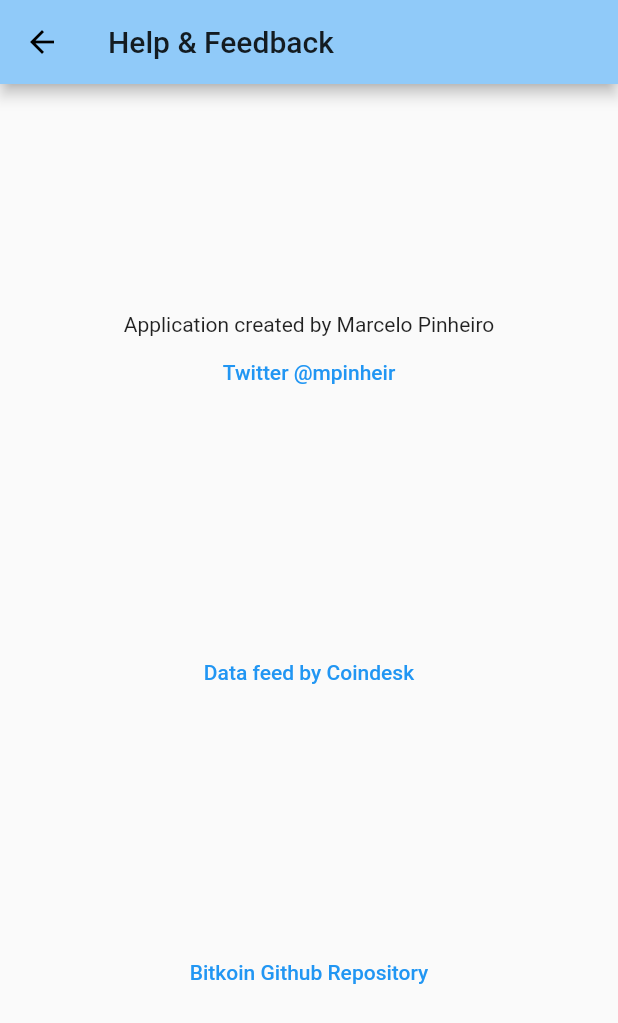
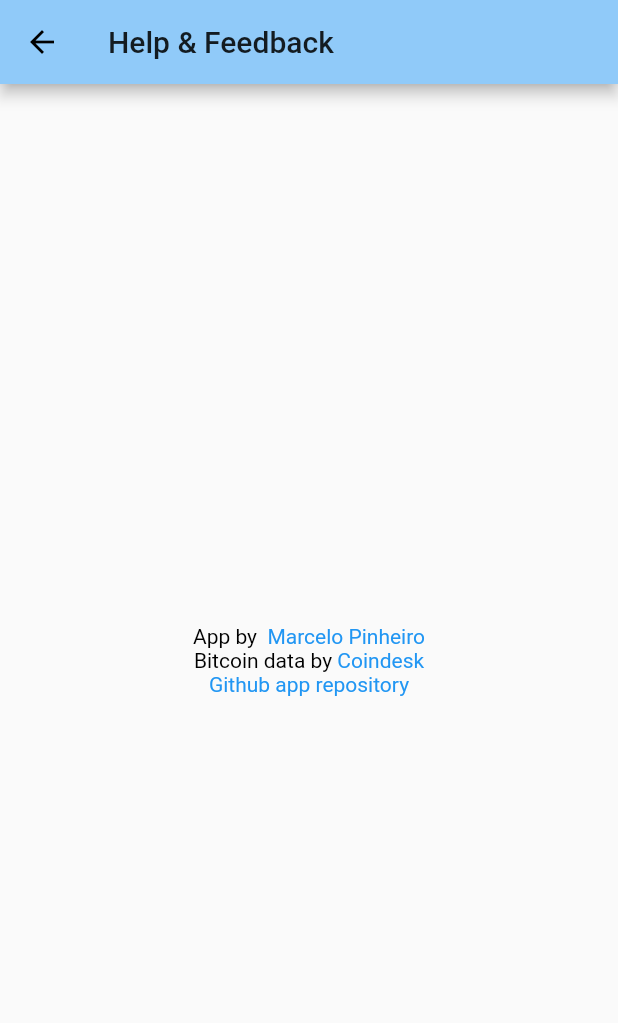
Before and after one commit to mpinheir/BitKoin, a Flutter app: the screen it shows after launch, in the side drawer, after a tap on "Help & feedback", on a phone screen of 412 x 824 dp. Shown: the top 1023 px of the screen. Run offline on Flutter 3.47's test engine with Material 2 defaults, Android fonts, the phone set to English and light mode, and no system bars; our stand-ins replace shared_preferences; network calls fail.

Commit message:
Version 2.0 released to play store.

```diff
--- a/lib/helpandfeedback.dart
+++ b/lib/helpandfeedback.dart
@@ -1,3 +1,4 @@
+import 'package:flutter/gestures.dart';
 import 'package:flutter/material.dart';
 import 'package:url_launcher/url_launcher.dart';
 
@@ -9,30 +10,42 @@ class HelpAndFeedback extends StatelessWidget{
 			appBar: AppBar(
 				title: Text('Help & Feedback'),
 			),
-			body:
-        Center(
-						child: Column(
-							mainAxisAlignment: MainAxisAlignment.spaceEvenly,
-							children:
-								[
-									Column(
+      body: new Center(
+        child: RichText(
+          textAlign: TextAlign.center,
+          text: TextSpan(
             children: [
-											Text( "Application created by Marcelo Pinheiro" ),
-                      FlatButton(
-                        onPressed: ()=> _launchURL( 'https://twitter.com/mpinheir' ),
-                        child: Text('Twitter @mpinheir', style: TextStyle(color: Colors.blue)),
+              TextSpan(
+                text: 'App by  ',
+                style: TextStyle(color: Colors.black),
+              ),
+              TextSpan(
+                text: 'Marcelo Pinheiro\n',
+                style: TextStyle(color: Colors.blue),
+                recognizer: TapGestureRecognizer()
+                  ..onTap = () { launch('https://twitter.com/mpinheir');
+                  },
+              ),
+              TextSpan(
+                text: 'Bitcoin data by ',
+                style: TextStyle(color: Colors.black),
+              ),
+              TextSpan(
+                text: 'Coindesk\n',
+                style: TextStyle(color: Colors.blue),
+                recognizer: TapGestureRecognizer()
+                  ..onTap = () { launch('https://www.coindesk.com/coindesk-api');
+                  },
+              ),
+              TextSpan(
+                text: 'Github app repository',
+                style: TextStyle(color: Colors.blue),
+                recognizer: TapGestureRecognizer()
+                  ..onTap = () { launch('https://github.com/mpinheir/BitKoin');
+                  },
               ),
             ],
           ),
-                  FlatButton(
-                    onPressed: ()=> _launchURL( 'https://www.coindesk.com/coindesk-api' ),
-                    child: Text("Data feed by Coindesk", style: TextStyle(color: Colors.blue)),
-                  ),
-                  FlatButton(
-                    onPressed: ()=> _launchURL( 'http://bit.ly/BitKoinGithub' ),
-                    child: Text("Bitkoin Github Repository", style: TextStyle(color: Colors.blue)),
-                  ),
-								],
         ),
       ),
     );
--- a/pubspec.yaml
+++ b/pubspec.yaml
@@ -1,5 +1,6 @@
 name: BitKoin
 description: Bitcoin tracker.
+version: 2.0.1+1
 
 dependencies:
   flutter:
```
Also changed, not shown: 3 other files. Lines whose indentation alone changed are shown as unchanged.
